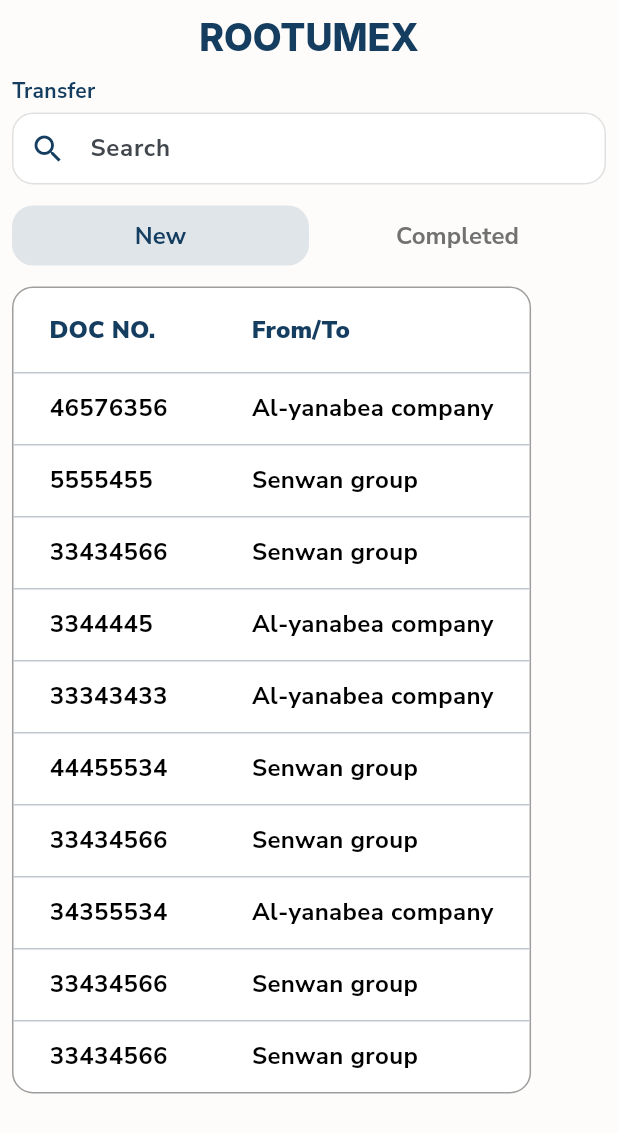
After one commit to Eslam-MB/Rootumex, a Flutter app: the screen it shows after launch, after a tap on "Transfer", on a phone screen of 412 x 824 dp. The commit adds this screen. Shown: the top 1133 px of the screen. Run offline on Flutter 3.47's test engine with Material 3 defaults, Android fonts, the phone set to English and light mode, and no system bars; our stand-ins replace flutter_riverpod, flutter_svg, go_router.

Commit message:
finihsed transfer screen

```diff
--- a/lib/screens/home_screen.dart
+++ b/lib/screens/home_screen.dart
@@ -3,6 +3,7 @@ import 'package:flutter_riverpod/flutter_riverpod.dart';
 import 'package:flutter_svg/flutter_svg.dart';
 import 'package:go_router/go_router.dart';
 import 'package:rootumex/screens/receive_screens/receive_screen.dart';
+import 'package:rootumex/screens/transfer_screens/transfer_main_screen.dart';
 import 'package:rootumex/widgets/categories_card.dart';
 import 'package:rootumex/widgets/mainwrapper_widget.dart';
 
@@ -53,9 +54,16 @@ class HomeScreen extends ConsumerWidget {
                       title: "Receive",
                     ),
                   ),
-                  const CategoriesCard(
-                    image: "assets/images/transfer.svg",
-                    title: "Transfer",
+                  GestureDetector(
+                    onTap: () => Navigator.push(
+                        context,
+                        MaterialPageRoute(
+                            builder: (context) => const Mainwrapper(
+                                child: TransferMainScreen()))),
+                    child: const CategoriesCard(
+                      image: "assets/images/transfer.svg",
+                      title: "Transfer",
+                    ),
                   ),
                 ],
               ),
--- /dev/null
+++ b/lib/screens/transfer_screens/transfer_main_screen.dart
@@ -0,0 +1,216 @@
+import 'package:flutter/material.dart';
+import 'package:flutter_riverpod/flutter_riverpod.dart';
+import 'package:rootumex/screens/transfer_screens/completed_doc.dart';
+import 'package:rootumex/screens/transfer_screens/doc_no_screen.dart';
+import 'package:rootumex/widgets/mainwrapper_widget.dart';
+
+class TransferMainScreen extends ConsumerStatefulWidget {
+  const TransferMainScreen({super.key});
+
+  @override
+  ConsumerState<ConsumerStatefulWidget> createState() =>
+      _TransferMainScreenState();
+}
+
+class _TransferMainScreenState extends ConsumerState<TransferMainScreen> {
+  List<MapEntry<int, String>> transferList = [
+    const MapEntry(46576356, "Al-yanabea company"),
+    const MapEntry(5555455, "Senwan group"),
+    const MapEntry(33434566, "Senwan group"),
+    const MapEntry(3344445, "Al-yanabea company"),
+    const MapEntry(33343433, "Al-yanabea company"),
+    const MapEntry(44455534, "Senwan group"),
+    const MapEntry(33434566, "Senwan group"),
+    const MapEntry(34355534, "Al-yanabea company"),
+    const MapEntry(33434566, "Senwan group"),
+    const MapEntry(33434566, "Senwan group"),
+  ];
+
+  List<MapEntry<int, String>> transferListCompleted = [
+    const MapEntry(46576356, "Al-yanabea company"),
+    const MapEntry(3344445, "Al-yanabea company"),
+    const MapEntry(5555455, "Senwan group"),
+  ];
+
+  bool isNewPressed = true;
+  bool isCompletedPressed = false;
+
+  @override
+  Widget build(BuildContext context) {
+    return SingleChildScrollView(
+      physics: const AlwaysScrollableScrollPhysics(),
+      child: Column(
+        crossAxisAlignment: CrossAxisAlignment.start,
+        children: [
+          const Text(
+            "Transfer",
+            style: TextStyle(
+                fontWeight: FontWeight.w700,
+                fontSize: 14,
+                color: Color(0xff143D60)),
+          ),
+          const SizedBox(height: 5),
+          const TextField(
+            style: TextStyle(fontSize: 16, fontWeight: FontWeight.w700),
+            decoration: InputDecoration(
+              hintText: "Search",
+              prefixIcon: Icon(
+                Icons.search,
+                color: Color(0xff143D60),
+              ),
+            ),
+          ),
+          const SizedBox(height: 10),
+          Row(
+            children: [
+              Expanded(
+                child: FilledButton(
+                  style: FilledButton.styleFrom(
+                    backgroundColor: isNewPressed
+                        ? const Color(0xffE0E5EA)
+                        : Colors.transparent,
+                  ),
+                  onPressed: () {
+                    if (isNewPressed == false) {
+                      setState(() {
+                        isNewPressed = true;
+                        isCompletedPressed = false;
+                      });
+                    }
+                  },
+                  child: Text(
+                    "New",
+                    style: TextStyle(
+                        fontSize: 16,
+                        fontWeight: FontWeight.w700,
+                        color: isNewPressed
+                            ? const Color(0xff143D60)
+                            : const Color(0xff717172)),
+                  ),
+                ),
+              ),
+              Expanded(
+                child: FilledButton(
+                  style: FilledButton.styleFrom(
+                    backgroundColor: isCompletedPressed
+                        ? const Color(0xffE0E5EA)
+                        : Colors.transparent,
+                  ),
+                  onPressed: () {
+                    if (isCompletedPressed == false) {
+                      setState(() {
+                        isNewPressed = false;
+                        isCompletedPressed = true;
+                      });
+                    }
+                  },
+                  child: Text(
+                    "Completed",
+                    style: TextStyle(
+                        fontSize: 16,
+                        fontWeight: FontWeight.w700,
+                        color: isCompletedPressed
+                            ? const Color(0xff143D60)
+                            : const Color(0xff717172)),
+                  ),
+                ),
+              ),
+            ],
+          ),
+          const SizedBox(height: 10),
+          isNewPressed
+              ? SingleChildScrollView(
+                  scrollDirection: Axis.horizontal,
+                  child: DataTable(
+                      decoration: BoxDecoration(
+                        color: Colors.white,
+                        border: Border.all(color: Colors.grey, width: 1),
+                        borderRadius: BorderRadius.circular(14),
+                      ),
+                      columns: const [
+                        DataColumn(
+                            label: Text("DOC NO.",
+                                style: TextStyle(
+                                    fontWeight: FontWeight.w900,
+                                    fontSize: 16,
+                                    color: Color(0xff143D60)))),
+                        DataColumn(
+                            label: Text("From/To",
+                                style: TextStyle(
+                                    fontWeight: FontWeight.w900,
+                                    fontSize: 16,
+                                    color: Color(0xff143D60)))),
+                      ],
+                      rows: transferList
+                          .map((e) => DataRow(cells: [
+                                DataCell(onTap: () {
+                                  Navigator.push(
+                                      context,
+                                      MaterialPageRoute(
+                                        builder: (context) => Mainwrapper(
+                                            child: DocNoScreen(e.key)),
+                                      ));
+                                },
+                                    Text(e.key.toString(),
+                                        style: const TextStyle(
+                                            fontWeight: FontWeight.w700,
+                                            fontSize: 16,
+                                            color: Colors.black))),
+                                DataCell(Text(e.value,
+                                    style: const TextStyle(
+                                        fontWeight: FontWeight.w700,
+                                        fontSize: 16,
+                                        color: Colors.black))),
+                              ]))
+                          .toList()),
+                )
+              : SingleChildScrollView(
+                  scrollDirection: Axis.horizontal,
+                  child: DataTable(
+                      decoration: BoxDecoration(
+                        color: Colors.white,
+                        border: Border.all(color: Colors.grey, width: 1),
+                        borderRadius: BorderRadius.circular(14),
+                      ),
+                      columns: const [
+                        DataColumn(
+                            label: Text("DOC NO.",
+                                style: TextStyle(
+                                    fontWeight: FontWeight.w900,
+                                    fontSize: 16,
+                                    color: Color(0xff143D60)))),
+                        DataColumn(
+                            label: Text("From/To",
+                                style: TextStyle(
+                                    fontWeight: FontWeight.w900,
+                                    fontSize: 16,
+                                    color: Color(0xff143D60)))),
+                      ],
+                      rows: transferListCompleted
+                          .map((e) => DataRow(cells: [
+                                DataCell(onTap: () {
+                                  Navigator.push(
+                                      context,
+                                      MaterialPageRoute(
+                                        builder: (context) => Mainwrapper(
+                                            child: CompletedDoc(e.key)),
+                                      ));
+                                },
+                                    Text(e.key.toString(),
+                                        style: const TextStyle(
+                                            fontWeight: FontWeight.w700,
+                                            fontSize: 16,
+                                            color: Colors.black))),
+                                DataCell(Text(e.value,
+                                    style: const TextStyle(
+                                        fontWeight: FontWeight.w700,
+                                        fontSize: 16,
+                                        color: Colors.black))),
+                              ]))
+                          .toList()),
+                )
+        ],
+      ),
+    );
+  }
+}
```
Also changed, not shown: lib/screens/transfer_screens/completed_doc.dart (added, +117 -0 lines), lib/screens/transfer_screens/doc_no_screen.dart (added, +119 -0 lines), lib/screens/transfer_screens/transfer_completed_details.dart (added, +125 -0 lines), lib/screens/transfer_screens/transfer_item_details.dart (added, +113 -0 lines).
